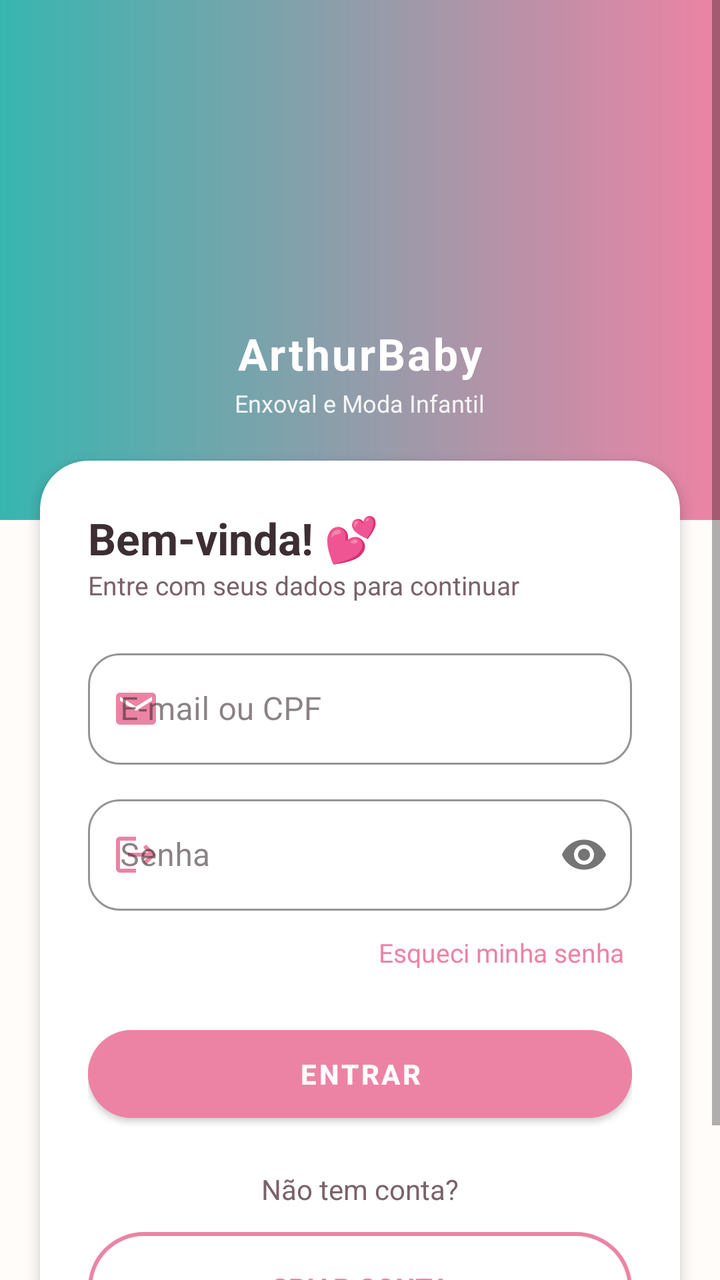
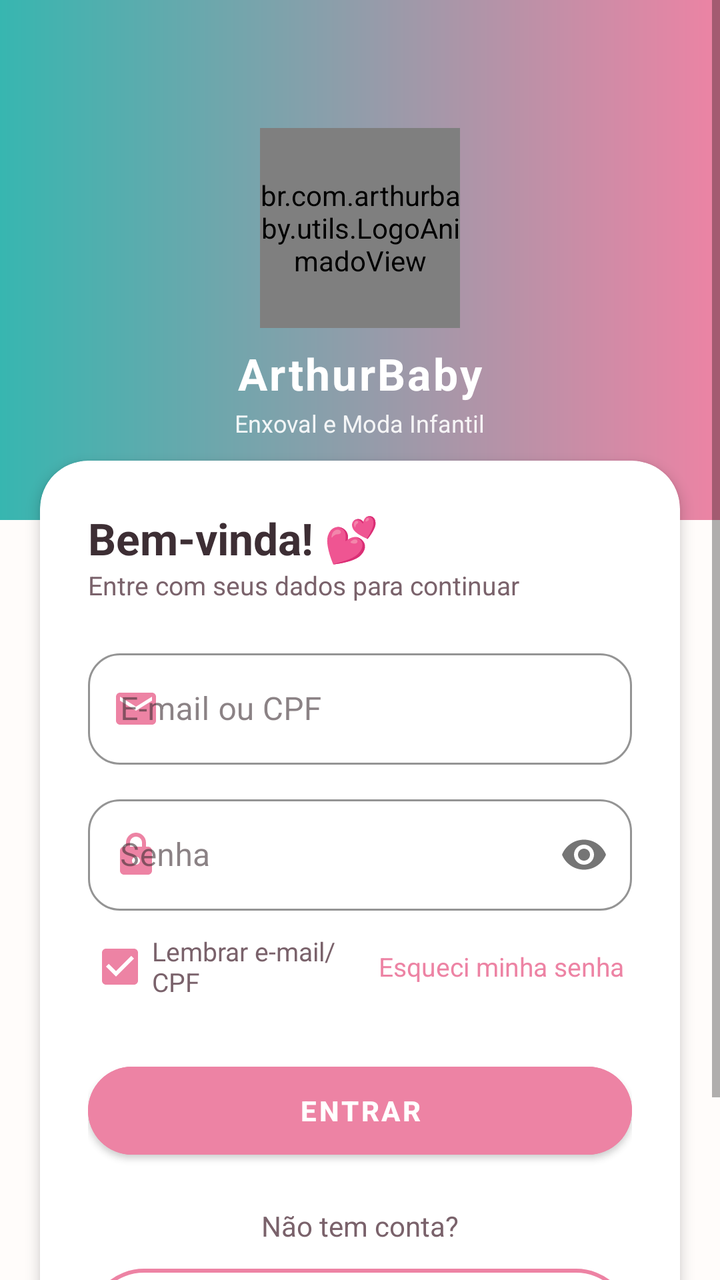

Compare the two renders of this Android layout. The source of the first and the diff that turns it into the second are given below.
<!-- AndroidManifest.xml: application theme Theme.ArthurBaby -->
<!-- res/layout/activity_login.xml -->
<?xml version="1.0" encoding="utf-8"?>
<ScrollView xmlns:android="http://schemas.android.com/apk/res/android"
    xmlns:app="http://schemas.android.com/apk/res-auto"
    android:layout_width="match_parent"
    android:layout_height="match_parent"
    android:background="@color/branco_quente"
    android:fillViewport="true">

    <LinearLayout
        android:layout_width="match_parent"
        android:layout_height="wrap_content"
        android:orientation="vertical">

        
        <RelativeLayout
            android:layout_width="match_parent"
            android:layout_height="260dp"
            android:background="@drawable/bg_gradiente_header">

            <LinearLayout
                android:layout_width="match_parent"
                android:layout_height="match_parent"
                android:orientation="vertical"
                android:gravity="center"
                android:paddingTop="24dp">

                <ImageView
                    android:layout_width="80dp"
                    android:layout_height="80dp"
                    android:src="@mipmap/ic_launcher"
                    android:contentDescription="Logo" />

                <TextView
                    android:layout_width="wrap_content"
                    android:layout_height="wrap_content"
                    android:text="ArthurBaby"
                    android:textColor="@color/branco"
                    android:textSize="22sp"
                    android:textStyle="bold"
                    android:letterSpacing="0.05"
                    android:layout_marginTop="8dp" />

                <TextView
                    android:layout_width="wrap_content"
                    android:layout_height="wrap_content"
                    android:text="Enxoval e Moda Infantil"
                    android:textColor="@color/branco"
                    android:textSize="12sp"
                    android:alpha="0.9"
                    android:layout_marginTop="2dp" />
            </LinearLayout>
        </RelativeLayout>

        
        <androidx.cardview.widget.CardView
            android:layout_width="match_parent"
            android:layout_height="wrap_content"
            android:layout_marginHorizontal="20dp"
            android:layout_marginTop="-30dp"
            app:cardCornerRadius="24dp"
            app:cardElevation="4dp"
            app:cardBackgroundColor="@color/branco">

            <LinearLayout
                android:layout_width="match_parent"
                android:layout_height="wrap_content"
                android:orientation="vertical"
                android:padding="24dp">

                <TextView
                    android:layout_width="wrap_content"
                    android:layout_height="wrap_content"
                    android:text="Bem-vinda! 💕"
                    android:textColor="@color/texto_primario"
                    android:textSize="22sp"
                    android:textStyle="bold" />

                <TextView
                    android:layout_width="wrap_content"
                    android:layout_height="wrap_content"
                    android:text="Entre com seus dados para continuar"
                    android:textColor="@color/cinza_medio"
                    android:textSize="13sp"
                    android:layout_marginBottom="20dp" />

                
                <com.google.android.material.textfield.TextInputLayout
                    android:layout_width="match_parent"
                    android:layout_height="wrap_content"
                    android:hint="E-mail ou CPF"
                    app:startIconDrawable="@drawable/ic_email"
                    app:startIconTint="@color/rosa_arthur"
                    app:boxStrokeColor="@color/rosa_arthur"
                    app:boxCornerRadiusTopStart="16dp"
                    app:boxCornerRadiusTopEnd="16dp"
                    app:boxCornerRadiusBottomStart="16dp"
                    app:boxCornerRadiusBottomEnd="16dp"
                    style="@style/Widget.MaterialComponents.TextInputLayout.OutlinedBox">

                    <com.google.android.material.textfield.TextInputEditText
                        android:id="@+id/etLogin"
                        android:layout_width="match_parent"
                        android:layout_height="wrap_content"
                        android:inputType="textEmailAddress" />
                </com.google.android.material.textfield.TextInputLayout>

                
                <com.google.android.material.textfield.TextInputLayout
                    android:layout_width="match_parent"
                    android:layout_height="wrap_content"
                    android:hint="Senha"
                    android:layout_marginTop="12dp"
                    app:passwordToggleEnabled="true"
                    app:startIconDrawable="@drawable/ic_sair"
                    app:startIconTint="@color/rosa_arthur"
                    app:boxStrokeColor="@color/rosa_arthur"
                    app:boxCornerRadiusTopStart="16dp"
                    app:boxCornerRadiusTopEnd="16dp"
                    app:boxCornerRadiusBottomStart="16dp"
                    app:boxCornerRadiusBottomEnd="16dp"
                    style="@style/Widget.MaterialComponents.TextInputLayout.OutlinedBox">

                    <com.google.android.material.textfield.TextInputEditText
                        android:id="@+id/etSenha"
                        android:layout_width="match_parent"
                        android:layout_height="wrap_content"
                        android:inputType="textPassword" />
                </com.google.android.material.textfield.TextInputLayout>

                <TextView
                    android:id="@+id/tvEsqueciSenha"
                    android:layout_width="wrap_content"
                    android:layout_height="wrap_content"
                    android:text="Esqueci minha senha"
                    android:textColor="@color/rosa_arthur"
                    android:layout_gravity="end"
                    android:layout_marginTop="8dp"
                    android:textSize="13sp"
                    android:padding="4dp" />

                <com.google.android.material.button.MaterialButton
                    android:id="@+id/btnEntrar"
                    android:layout_width="match_parent"
                    android:layout_height="56dp"
                    android:text="ENTRAR"
                    android:textColor="@color/branco"
                    android:textStyle="bold"
                    android:backgroundTint="@color/rosa_arthur"
                    app:cornerRadius="28dp"
                    android:layout_marginTop="20dp" />

                <TextView
                    android:layout_width="wrap_content"
                    android:layout_height="wrap_content"
                    android:text="Não tem conta?"
                    android:textColor="@color/cinza_medio"
                    android:layout_gravity="center_horizontal"
                    android:textSize="14sp"
                    android:layout_marginTop="20dp" />

                <TextView
                    android:id="@+id/tvCadastrar"
                    android:layout_width="match_parent"
                    android:layout_height="56dp"
                    android:text="CRIAR CONTA"
                    android:textColor="@color/rosa_arthur"
                    android:textStyle="bold"
                    android:gravity="center"
                    android:background="@drawable/bg_borda_rosa"
                    android:layout_marginTop="12dp" />

            </LinearLayout>
        </androidx.cardview.widget.CardView>

        <View
            android:layout_width="match_parent"
            android:layout_height="32dp" />

    </LinearLayout>
</ScrollView>
<!-- resources referenced by this layout -->
<resources>
  <color name="branco">#FFFFFF</color>
  <color name="branco_quente">#FFFCFA</color>
  <color name="cinza_medio">#7A626B</color>
  <color name="rosa_arthur">#ED83A4</color>
  <color name="texto_primario">#3D2E34</color>
  <!-- drawable bg_borda_rosa (drawable) -->
  <?xml version="1.0" encoding="utf-8"?>
  <shape xmlns:android="http://schemas.android.com/apk/res/android"
      android:shape="rectangle">
      <solid android:color="@android:color/transparent" />
      <stroke android:width="2dp" android:color="#ED83A4" />
      <corners android:radius="28dp" />
  </shape>
  <!-- drawable bg_gradiente_header (drawable) -->
  <?xml version="1.0" encoding="utf-8"?>
  <shape xmlns:android="http://schemas.android.com/apk/res/android"
      android:shape="rectangle">
      <gradient
          android:startColor="@color/verde_arthur"
          android:endColor="@color/rosa_arthur"
          android:angle="0"
          android:type="linear" />
  </shape>
  <!-- drawable ic_email (drawable) -->
  <vector xmlns:android="http://schemas.android.com/apk/res/android"
      android:width="24dp"
      android:height="24dp"
      android:viewportWidth="24"
      android:viewportHeight="24">
      <path
          android:fillColor="#FF000000"
          android:pathData="M20,4H4C2.9,4 2.01,4.9 2.01,6L2,18c0,1.1 0.9,2 2,2h16c1.1,0 2,-0.9 2,-2V6C22,4.9 21.1,4 20,4zM20,8l-8,5 -8,-5V6l8,5 8,-5V8z"/>
  </vector>
  <!-- drawable ic_sair (drawable) -->
  <vector xmlns:android="http://schemas.android.com/apk/res/android"
      android:width="24dp"
      android:height="24dp"
      android:viewportWidth="24"
      android:viewportHeight="24">
      <path
          android:fillColor="#FF000000"
          android:pathData="M17,7l-1.41,1.41L18.17,11H8v2h10.17l-2.58,2.58L17,17l5,-5zM4,5h8V3H4c-1.1,0 -2,0.9 -2,2v14c0,1.1 0.9,2 2,2h8v-2H4V5z"/>
  </vector>
  <!-- mipmap ic_launcher (mipmap-anydpi-v26) -->
  <?xml version="1.0" encoding="utf-8"?>
  <adaptive-icon xmlns:android="http://schemas.android.com/apk/res/android">
      <background android:drawable="@color/ic_launcher_background"/>
      <foreground android:drawable="@mipmap/ic_launcher_foreground"/>
      <monochrome android:drawable="@mipmap/ic_launcher_foreground"/>
  </adaptive-icon>
  <style name="Theme.ArthurBaby" parent="Theme.MaterialComponents.DayNight.NoActionBar">
          <item name="colorPrimary">@color/verde_arthur</item>
          <item name="colorPrimaryVariant">@color/verde_escuro</item>
          <item name="colorOnPrimary">@color/branco</item>
          <item name="colorSecondary">@color/rosa_arthur</item>
          <item name="colorSecondaryVariant">@color/rosa_escuro</item>
          <item name="colorOnSecondary">@color/branco</item>
          <item name="android:statusBarColor">@color/verde_arthur</item>
          <item name="android:windowBackground">@color/fundo_claro</item>
          <item name="android:navigationBarColor">@color/branco</item>
          <item name="colorSurface">@color/branco</item>
          <item name="colorOnSurface">@color/texto_primario</item>
  
          
          <item name="android:windowLightStatusBar">false</item>
          <item name="android:windowLightNavigationBar">true</item>
      </style>
  <color name="verde_arthur">#37B6B0</color>
  <color name="ic_launcher_background">#37B6B0</color>
  <color name="verde_escuro">#2A8F8A</color>
  <color name="rosa_escuro">#D56586</color>
  <color name="fundo_claro">#FBF6F8</color>
</resources>

<!-- the commit's change to res/layout/activity_login.xml (unified diff, before → after) -->
@@ -24,11 +24,9 @@
                 android:gravity="center"
                 android:paddingTop="24dp">
 
-                <ImageView
-                    android:layout_width="80dp"
-                    android:layout_height="80dp"
-                    android:src="@mipmap/ic_launcher"
-                    android:contentDescription="Logo" />
+                <br.com.arthurbaby.utils.LogoAnimadoView
+                    android:layout_width="100dp"
+                    android:layout_height="100dp" />
 
                 <TextView
                     android:layout_width="wrap_content"
@@ -111,7 +109,7 @@
                     android:hint="Senha"
                     android:layout_marginTop="12dp"
                     app:passwordToggleEnabled="true"
-                    app:startIconDrawable="@drawable/ic_sair"
+                    app:startIconDrawable="@drawable/ic_cadeado"
                     app:startIconTint="@color/rosa_arthur"
                     app:boxStrokeColor="@color/rosa_arthur"
                     app:boxCornerRadiusTopStart="16dp"
@@ -127,16 +125,35 @@
                         android:inputType="textPassword" />
                 </com.google.android.material.textfield.TextInputLayout>
 
-                <TextView
-                    android:id="@+id/tvEsqueciSenha"
-                    android:layout_width="wrap_content"
+                
+                <LinearLayout
+                    android:layout_width="match_parent"
                     android:layout_height="wrap_content"
-                    android:text="Esqueci minha senha"
-                    android:textColor="@color/rosa_arthur"
-                    android:layout_gravity="end"
-                    android:layout_marginTop="8dp"
-                    android:textSize="13sp"
-                    android:padding="4dp" />
+                    android:layout_marginTop="4dp"
+                    android:orientation="horizontal"
+                    android:gravity="center_vertical">
+
+                    <com.google.android.material.checkbox.MaterialCheckBox
+                        android:id="@+id/cbLembrarLogin"
+                        android:layout_width="0dp"
+                        android:layout_height="wrap_content"
+                        android:layout_weight="1"
+                        android:checked="true"
+                        android:text="Lembrar e-mail/CPF"
+                        android:textColor="@color/cinza_medio"
+                        android:textSize="13sp"
+                        app:buttonTint="@color/rosa_arthur"
+                        android:tooltipText="Preenche seu e-mail/CPF na próxima vez que entrar" />
+
+                    <TextView
+                        android:id="@+id/tvEsqueciSenha"
+                        android:layout_width="wrap_content"
+                        android:layout_height="wrap_content"
+                        android:text="Esqueci minha senha"
+                        android:textColor="@color/rosa_arthur"
+                        android:textSize="13sp"
+                        android:padding="4dp" />
+                </LinearLayout>
 
                 <com.google.android.material.button.MaterialButton
                     android:id="@+id/btnEntrar"
<!-- resource entries referenced after the edit -->
@@ -23,6 +23,17 @@
           android:angle="0"
           android:type="linear" />
   </shape>
+  <!-- drawable ic_cadeado (drawable) -->
+  <?xml version="1.0" encoding="utf-8"?>
+  <vector xmlns:android="http://schemas.android.com/apk/res/android"
+      android:width="24dp"
+      android:height="24dp"
+      android:viewportWidth="24"
+      android:viewportHeight="24">
+      <path
+          android:fillColor="#FF000000"
+          android:pathData="M18,8h-1V6c0,-2.76 -2.24,-5 -5,-5S7,3.24 7,6v2H6c-1.1,0 -2,0.9 -2,2v10c0,1.1 0.9,2 2,2h12c1.1,0 2,-0.9 2,-2V10c0,-1.1 -0.9,-2 -2,-2zM12,17c-1.1,0 -2,-0.9 -2,-2s0.9,-2 2,-2 2,0.9 2,2 -0.9,2 -2,2zM9,8V6c0,-1.66 1.34,-3 3,-3s3,1.34 3,3v2H9z" />
+  </vector>
   <!-- drawable ic_email (drawable) -->
   <vector xmlns:android="http://schemas.android.com/apk/res/android"
       android:width="24dp"
@@ -33,23 +44,6 @@
           android:fillColor="#FF000000"
           android:pathData="M20,4H4C2.9,4 2.01,4.9 2.01,6L2,18c0,1.1 0.9,2 2,2h16c1.1,0 2,-0.9 2,-2V6C22,4.9 21.1,4 20,4zM20,8l-8,5 -8,-5V6l8,5 8,-5V8z"/>
   </vector>
-  <!-- drawable ic_sair (drawable) -->
-  <vector xmlns:android="http://schemas.android.com/apk/res/android"
-      android:width="24dp"
-      android:height="24dp"
-      android:viewportWidth="24"
-      android:viewportHeight="24">
-      <path
-          android:fillColor="#FF000000"
-          android:pathData="M17,7l-1.41,1.41L18.17,11H8v2h10.17l-2.58,2.58L17,17l5,-5zM4,5h8V3H4c-1.1,0 -2,0.9 -2,2v14c0,1.1 0.9,2 2,2h8v-2H4V5z"/>
-  </vector>
-  <!-- mipmap ic_launcher (mipmap-anydpi-v26) -->
-  <?xml version="1.0" encoding="utf-8"?>
-  <adaptive-icon xmlns:android="http://schemas.android.com/apk/res/android">
-      <background android:drawable="@color/ic_launcher_background"/>
-      <foreground android:drawable="@mipmap/ic_launcher_foreground"/>
-      <monochrome android:drawable="@mipmap/ic_launcher_foreground"/>
-  </adaptive-icon>
   <style name="Theme.ArthurBaby" parent="Theme.MaterialComponents.DayNight.NoActionBar">
           <item name="colorPrimary">@color/verde_arthur</item>
           <item name="colorPrimaryVariant">@color/verde_escuro</item>
@@ -68,7 +62,6 @@
           <item name="android:windowLightNavigationBar">true</item>
       </style>
   <color name="verde_arthur">#37B6B0</color>
-  <color name="ic_launcher_background">#37B6B0</color>
   <color name="verde_escuro">#2A8F8A</color>
   <color name="rosa_escuro">#D56586</color>
   <color name="fundo_claro">#FBF6F8</color>
